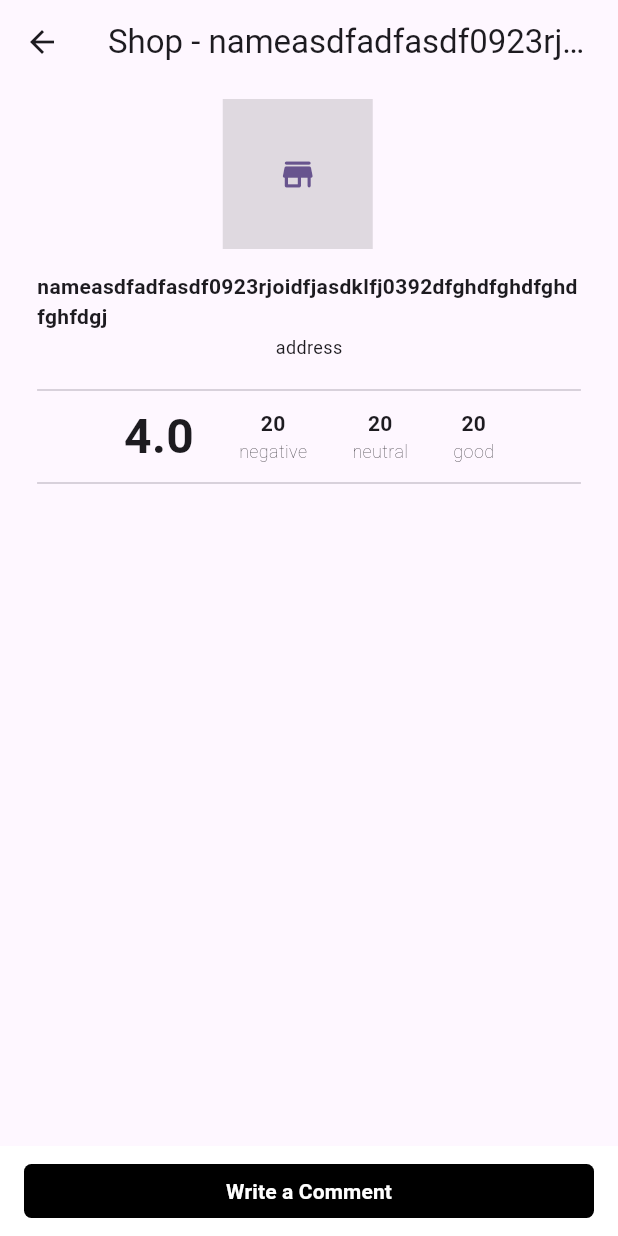
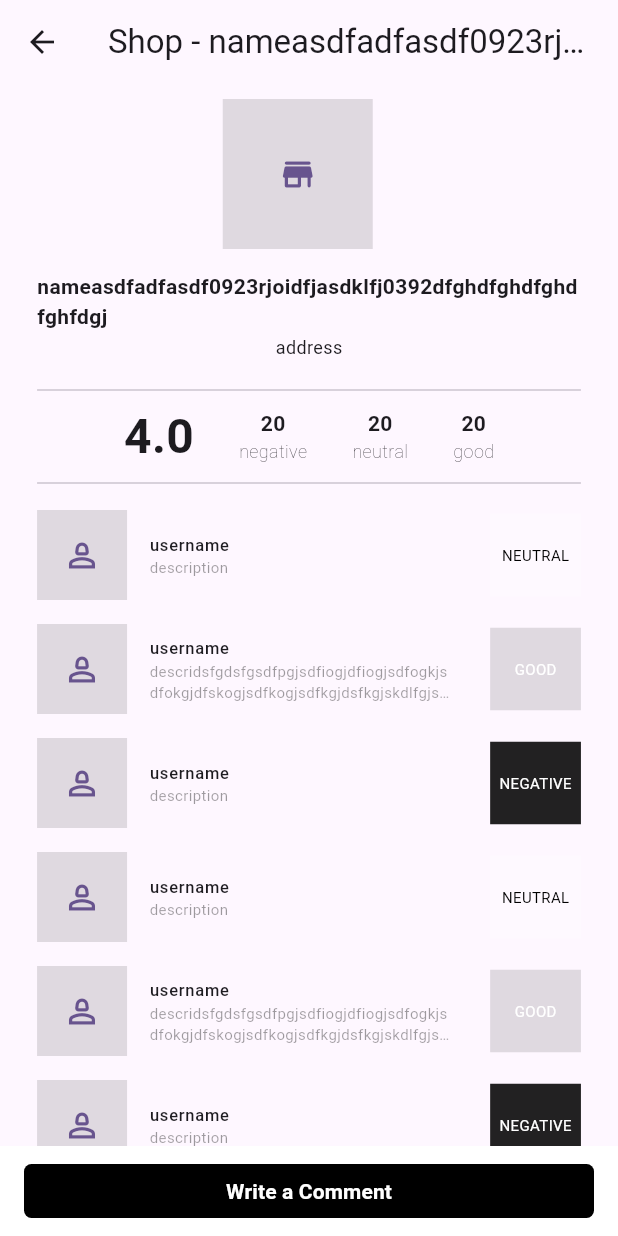
Before and after one commit to jerrykhh/shoppingchk-app, a Flutter app: the screen it shows after launch, after a tap on "test", on a phone screen of 412 x 824 dp. Run offline on Flutter 3.47's test engine with Material 2 defaults, Android fonts, the light colour scheme and no system bars; our stand-ins replace go_router, shared_preferences; missing offline and left inert: amplify_auth_cognito, amplify_core, amplify_flutter.

Commit message:
add commentItem & init bottomNav

```diff
--- /dev/null
+++ b/lib/pages/app_main.dart
@@ -0,0 +1,36 @@
+import 'package:flutter/material.dart';
+import 'package:shoppingchk/pages/home/index.dart';
+import 'package:shoppingchk/pages/profile/index.dart';
+
+class AppMainPage extends StatefulWidget {
+  const AppMainPage({super.key});
+
+  @override
+  State<AppMainPage> createState() => _AppMainPageState();
+}
+
+class _AppMainPageState extends State<AppMainPage> {
+  int _currentIndex = 0;
+
+  static const MAIN_PAGES = [HomePage(), ProfilePage()];
+
+  @override
+  Widget build(BuildContext context) {
+    return Scaffold(
+      body: MAIN_PAGES[_currentIndex],
+      bottomNavigationBar: BottomNavigationBar(
+          currentIndex: _currentIndex,
+          showSelectedLabels: false,
+          showUnselectedLabels: false,
+          iconSize: 28,
+          elevation: 6.0,
+          onTap: (value) => setState(() => _currentIndex = value),
+          items: const [
+            BottomNavigationBarItem(
+                icon: Icon(Icons.home_rounded), label: "Home"),
+            BottomNavigationBarItem(
+                icon: Icon(Icons.account_circle_rounded), label: "Profile")
+          ]),
+    );
+  }
+}
--- /dev/null
+++ b/lib/pages/profile/index.dart
@@ -0,0 +1,15 @@
+import 'package:flutter/material.dart';
+
+class ProfilePage extends StatefulWidget {
+  const ProfilePage({super.key});
+
+  @override
+  State<ProfilePage> createState() => _ProfilePageState();
+}
+
+class _ProfilePageState extends State<ProfilePage> {
+  @override
+  Widget build(BuildContext context) {
+    return Container();
+  }
+}
--- a/lib/pages/shop/detail.dart
+++ b/lib/pages/shop/detail.dart
@@ -1,9 +1,8 @@
-import 'package:amplify_flutter/amplify_flutter.dart';
 import 'package:flutter/material.dart';
 import 'package:go_router/go_router.dart';
-import 'package:shoppingchk/data/shop/query.dart';
 import 'package:shoppingchk/layout/responsive/rwd_layout.dart';
 import 'package:shoppingchk/models/ModelProvider.dart';
+import 'package:shoppingchk/widget/comment_item.dart';
 
 class ShopDetailPage extends StatefulWidget {
   final String id;
@@ -15,7 +14,7 @@ class ShopDetailPage extends StatefulWidget {
 
 class _ShopDetailPageState extends State<ShopDetailPage> {
   late Shop _shop;
-  late Comment _comment;
+  late List<Comment> _comment;
 
   @override
   void initState() {
@@ -25,6 +24,123 @@ class _ShopDetailPageState extends State<ShopDetailPage> {
         name: "nameasdfadfasdf0923rjoidfjasdklfj0392dfghdfghdfghdfghfdgj",
         address: "address",
         available: true);
+
+    _comment = [
+      Comment(
+          userId: "1",
+          description: "description",
+          rate: CommentRate.NEUTRAL,
+          User: User(username: "username", icon: "icon"),
+          shopID: "123213312123312312312"),
+      Comment(
+          userId: "1",
+          description:
+              "descridsfgdsfgsdfpgjsdfiogjdfiogjsdfogkjsdfokgjdfskogjsdfkogjsdfkgjdsfkgjskdlfgjsdgkldsfogjsdfogijsdfokgjsdfkogjsdfkogjsdfkption",
+          rate: CommentRate.GOOD,
+          User: User(username: "username", icon: "icon"),
+          shopID: "123213312123312312312"),
+      Comment(
+          userId: "1",
+          description: "description",
+          rate: CommentRate.NEGATIVE,
+          User: User(username: "username", icon: "icon"),
+          shopID: "123213312123312312312"),
+      Comment(
+          userId: "1",
+          description: "description",
+          rate: CommentRate.NEUTRAL,
+          User: User(username: "username", icon: "icon"),
+          shopID: "123213312123312312312"),
+      Comment(
+          userId: "1",
+          description:
+              "descridsfgdsfgsdfpgjsdfiogjdfiogjsdfogkjsdfokgjdfskogjsdfkogjsdfkgjdsfkgjskdlfgjsdgkldsfogjsdfogijsdfokgjsdfkogjsdfkogjsdfkption",
+          rate: CommentRate.GOOD,
+          User: User(username: "username", icon: "icon"),
+          shopID: "123213312123312312312"),
+      Comment(
+          userId: "1",
+          description: "description",
+          rate: CommentRate.NEGATIVE,
+          User: User(username: "username", icon: "icon"),
+          shopID: "123213312123312312312"),
+      Comment(
+          userId: "1",
+          description: "description",
+          rate: CommentRate.NEUTRAL,
+          User: User(username: "username", icon: "icon"),
+          shopID: "123213312123312312312"),
+      Comment(
+          userId: "1",
+          description:
+              "descridsfgdsfgsdfpgjsdfiogjdfiogjsdfogkjsdfokgjdfskogjsdfkogjsdfkgjdsfkgjskdlfgjsdgkldsfogjsdfogijsdfokgjsdfkogjsdfkogjsdfkption",
+          rate: CommentRate.GOOD,
+          User: User(username: "username", icon: "icon"),
+          shopID: "123213312123312312312"),
+      Comment(
+          userId: "1",
+          description: "description",
+          rate: CommentRate.NEGATIVE,
+          User: User(username: "username", icon: "icon"),
+          shopID: "123213312123312312312"),
+      Comment(
+          userId: "1",
+          description: "description",
+          rate: CommentRate.NEUTRAL,
+          User: User(username: "username", icon: "icon"),
+          shopID: "123213312123312312312"),
+      Comment(
+          userId: "1",
+          description:
+              "descridsfgdsfgsdfpgjsdfiogjdfiogjsdfogkjsdfokgjdfskogjsdfkogjsdfkgjdsfkgjskdlfgjsdgkldsfogjsdfogijsdfokgjsdfkogjsdfkogjsdfkption",
+          rate: CommentRate.GOOD,
+          User: User(username: "username", icon: "icon"),
+          shopID: "123213312123312312312"),
+      Comment(
+          userId: "1",
+          description: "description",
+          rate: CommentRate.NEGATIVE,
+          User: User(username: "username", icon: "icon"),
+          shopID: "123213312123312312312"),
+      Comment(
+          userId: "1",
+          description: "description",
+          rate: CommentRate.NEUTRAL,
+          User: User(username: "username", icon: "icon"),
+          shopID: "123213312123312312312"),
+      Comment(
+          userId: "1",
+          description:
+              "descridsfgdsfgsdfpgjsdfiogjdfiogjsdfogkjsdfokgjdfskogjsdfkogjsdfkgjdsfkgjskdlfgjsdgkldsfogjsdfogijsdfokgjsdfkogjsdfkogjsdfkption",
+          rate: CommentRate.GOOD,
+          User: User(username: "username", icon: "icon"),
+          shopID: "123213312123312312312"),
+      Comment(
+          userId: "1",
+          description: "description",
+          rate: CommentRate.NEGATIVE,
+          User: User(username: "username", icon: "icon"),
+          shopID: "123213312123312312312"),
+      Comment(
+          userId: "1",
+          description: "description",
+          rate: CommentRate.NEUTRAL,
+          User: User(username: "username", icon: "icon"),
+          shopID: "123213312123312312312"),
+      Comment(
+          userId: "1",
+          description:
+              "descridsfgdsfgsdfpgjsdfiogjdfiogjsdfogkjsdfokgjdfskogjsdfkogjsdfkgjdsfkgjskdlfgjsdgkldsfogjsdfogijsdfokgjsdfkogjsdfkogjsdfkption",
+          rate: CommentRate.GOOD,
+          User: User(username: "username", icon: "icon"),
+          shopID: "123213312123312312312"),
+      Comment(
+          userId: "1",
+          description: "description",
+          rate: CommentRate.NEGATIVE,
+          User: User(username: "username", icon: "icon"),
+          shopID: "123213312123312312312"),
+    ];
   }
 
   AppBar _appbar(String title) {
@@ -137,6 +253,17 @@ class _ShopDetailPageState extends State<ShopDetailPage> {
     );
   }
 
+  Widget _shopComment() {
+    return ListView.builder(
+      itemCount: _comment.length,
+      shrinkWrap: true,
+      physics: const NeverScrollableScrollPhysics(),
+      itemBuilder: (context, index) {
+        return CommentItem(comment: _comment[index]);
+      },
+    );
+  }
+
   @override
   Widget build(BuildContext context) {
     // return Scaffold(
@@ -167,7 +294,8 @@ class _ShopDetailPageState extends State<ShopDetailPage> {
               ))),
       body: RWDLayout(
         child: ListView(
-          children: [_shopDetail(), _shopRating()],
+          physics: const AlwaysScrollableScrollPhysics(),
+          children: [_shopDetail(), _shopRating(), _shopComment()],
         ),
       ),
     );
--- a/lib/routes/router.dart
+++ b/lib/routes/router.dart
@@ -1,5 +1,6 @@
 import 'package:flutter/material.dart';
 import 'package:go_router/go_router.dart';
+import 'package:shoppingchk/pages/app_main.dart';
 import 'package:shoppingchk/pages/home/index.dart';
 import 'package:shoppingchk/pages/request/index.dart';
 import 'package:shoppingchk/pages/shop/detail.dart';
@@ -8,7 +9,7 @@ final GoRouter router = GoRouter(initialLocation: "/", routes: <RouteBase>[
   GoRoute(
       path: "/",
       name: "ShoppingChk",
-      builder: (BuildContext context, state) => const HomePage(),
+      builder: (BuildContext context, state) => const AppMainPage(),
       routes: [
         GoRoute(
             path: "shop/:id",
--- /dev/null
+++ b/lib/widget/comment_item.dart
@@ -0,0 +1,74 @@
+import 'package:flutter/material.dart';
+import 'package:shoppingchk/models/Comment.dart';
+import 'package:shoppingchk/models/CommentRate.dart';
+
+class CommentItem extends StatelessWidget {
+  final Comment comment;
+
+  const CommentItem({super.key, required this.comment});
+
+  @override
+  Widget build(BuildContext context) {
+    return InkWell(
+        child: Container(
+      alignment: Alignment.topCenter,
+      margin: const EdgeInsets.symmetric(vertical: 8.0),
+      child: Flex(direction: Axis.horizontal, children: [
+        Center(
+          child: Container(
+              width: 60,
+              height: 60,
+              color: Colors.black12,
+              child: Icon(
+                Icons.person_2_outlined,
+                color: Theme.of(context).colorScheme.primary,
+                size: 26,
+              )),
+        ),
+        Expanded(
+          flex: 4,
+          child: Padding(
+            padding: const EdgeInsets.only(left: 15, right: 25.0),
+            child:
+                Column(crossAxisAlignment: CrossAxisAlignment.start, children: [
+              Text(
+                comment.Customer!.username,
+                style: Theme.of(context).textTheme.labelSmall,
+              ),
+              Text(
+                comment.description,
+                style: TextStyle(color: Colors.black38, fontSize: 10),
+                overflow: TextOverflow.ellipsis,
+                softWrap: true,
+                maxLines: 2,
+              )
+            ]),
+          ),
+        ),
+        Expanded(
+          flex: 1,
+          child: Container(
+            alignment: Alignment.center,
+            width: 55,
+            height: 55,
+            decoration: BoxDecoration(
+              color: (comment.rate == CommentRate.NEGATIVE)
+                  ? Colors.black87
+                  : (comment.rate == CommentRate.NEUTRAL)
+                      ? Colors.white30
+                      : Colors.black12,
+            ),
+            child: Text(
+              comment.rate.toString().replaceAll("CommentRate.", ""),
+              style: TextStyle(
+                  color: (comment.rate == CommentRate.NEUTRAL)
+                      ? Colors.black
+                      : Colors.white,
+                  fontSize: 10),
+            ),
+          ),
+        )
+      ]),
+    ));
+  }
+}
--- a/pubspec.yaml
+++ b/pubspec.yaml
@@ -40,6 +40,7 @@ dependencies:
   amplify_auth_cognito: ^1.0.0
   amplify_datastore: ^1.0.0-supports-only-mobile
   shared_preferences: ^2.2.1
+  image_picker: ^1.0.4
 
 dev_dependencies:
   flutter_test:
```
Also changed, not shown: pubspec.lock, 5 other files.
